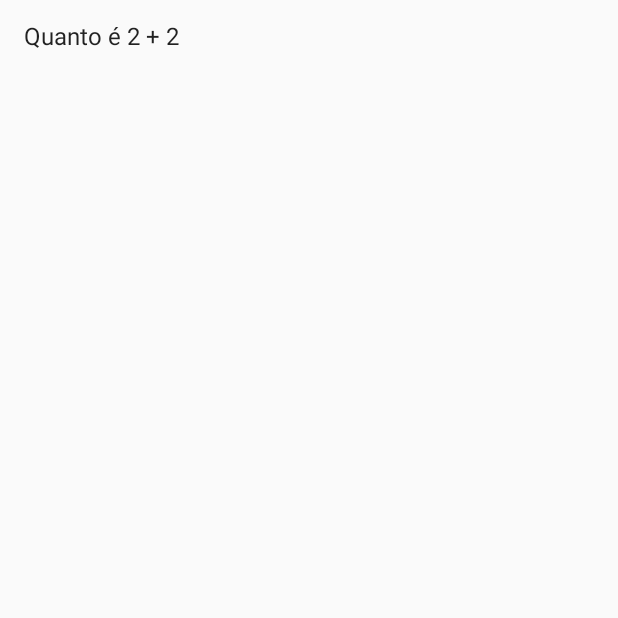
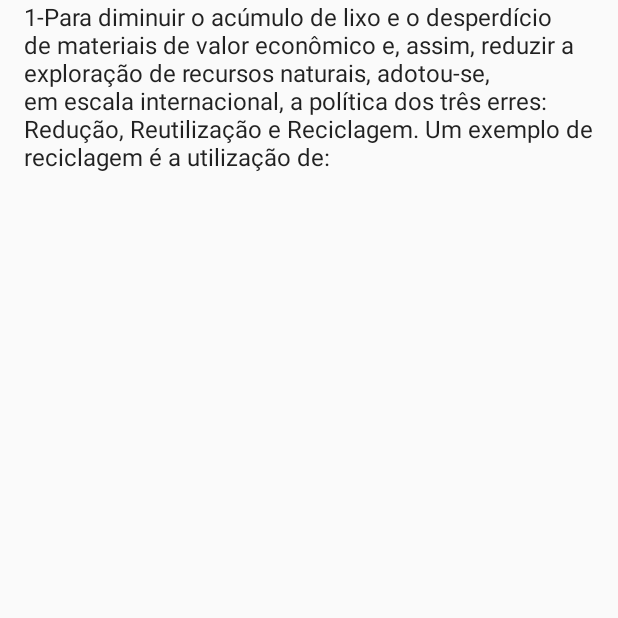
Before and after one commit to leonardoanselmo/AppVestibular, an Android app: the screen it shows after launch (MainActivity), on a phone screen of 412 x 824 dp, the top half of it. Before the commit the part shown is almost empty. Run offline under Robolectric (Android 15) with nearby library versions, the phone set to English and light mode, and no system bars.

Commit message:
Adicionado padrão singletom na classe questão e adicionada uma questão

```diff
--- a/app/src/main/java/com/example/leonardoanselmo/appvestibular/MainActivity.java
+++ b/app/src/main/java/com/example/leonardoanselmo/appvestibular/MainActivity.java
@@ -25,17 +25,16 @@ public class MainActivity extends AppCompatActivity {
         setContentView(R.layout.activity_main);
 
         listView = (ListView) findViewById(R.id.listView);
-        questoes = new Questoes[1];
-        Questoes teste = new Questoes("Quanto é 2 + 2");
-        questoes[0] = teste;
+        questoes =  Questoes.getInstance().listaDeQuestoes();
 
         ArrayAdapter adapter = new ArrayAdapter(this, android.R.layout.simple_list_item_1, questoes);
+        listView.setAdapter(adapter);
 
-        listView.setAdapter(adapter);
         listView.setOnItemClickListener(new AdapterView.OnItemClickListener() {
             @Override
             public void onItemClick(AdapterView<?> parent, View view, int position, long id) {
                 intencao = new Intent(MainActivity.this, ActivityQuestaoSelecionada.class);
+                intencao.putExtra("enunciado", position);
                 startActivity(intencao);
             }
         });
--- a/app/src/main/java/com/example/leonardoanselmo/appvestibular/Questoes.java
+++ b/app/src/main/java/com/example/leonardoanselmo/appvestibular/Questoes.java
@@ -1,5 +1,6 @@
 package com.example.leonardoanselmo.appvestibular;
 
+import java.util.ArrayList;
 import java.util.List;
 
 /**
@@ -8,12 +9,20 @@ import java.util.List;
 
 
 public class Questoes {
+    private static Questoes myself = null;
+    private Questoes[] lista;
 
     private String enuciado;
-    private List<Alternativa> alternativas;
+    private Alternativa[] alternativas;
 
-    public Questoes(String enuciado){
-        this.enuciado = enuciado;
+    private Questoes(){
+    }
+
+    public static Questoes getInstance(){
+        if (myself == null)
+            myself = new Questoes();
+
+        return myself;
     }
     public Alternativa verificarAlternativaCorreta() {
         for (Alternativa alternativa : alternativas) {
@@ -28,4 +37,54 @@ public class Questoes {
     public String toString(){
         return enuciado;
     }
+
+    public Questoes[] listaDeQuestoes(){
+        lista = new Questoes[1];
+        Questoes questoes = new Questoes();
+
+        questoes.setEnuciado("1-Para diminuir o acúmulo de lixo e o desperdício de materiais de valor econômico e, assim, reduzir " +
+                "a exploração de recursos naturais, adotou-se, \n" +
+                "em escala internacional, a política dos três erres: Redução, Reutilização e Reciclagem. Um exemplo de reciclagem é a" +
+                " utilização de:");
+        Alternativa[] listaAlternativas = new Alternativa[5];
+        Alternativa alternativa1 = new Alternativa("A- garrafas de vidro retornáveis para cerveja ou refrigerante.",false);
+        Alternativa alternativa2 = new Alternativa("B- latas de alumínio como material para fabricação de lingotes.",true);
+        Alternativa alternativa3 = new Alternativa("C- sacos plásticos de supermercado como acondicionantes de lixo caseiro.",false);
+        Alternativa alternativa4 = new Alternativa("D- embalagens plásticas vazias e limpas para acondicionar outros alimentos.",false);
+        Alternativa alternativa5 = new Alternativa("E- garrafas PET recortadas em tiras para fabricação de cerdas de vassouras.",false);
+        listaAlternativas[0] = alternativa1;
+        listaAlternativas[1] = alternativa2;
+        listaAlternativas[2] = alternativa3;
+        listaAlternativas[3] = alternativa4;
+        listaAlternativas[4] = alternativa5;
+
+        questoes.setAlternativas(listaAlternativas);
+
+        lista[0] = questoes;
+        return lista;
+    }
+
+    public String getEnuciado() {
+        return enuciado;
+    }
+
+    public void setEnuciado(String enuciado) {
+        this.enuciado = enuciado;
+    }
+
+    public Alternativa[] getAlternativas() {
+        return alternativas;
+    }
+
+    public void setAlternativas(Alternativa[] alternativas) {
+        this.alternativas = alternativas;
+    }
+
+    public Questoes[] getLista() {
+        return lista;
+    }
+
+    public void setLista(Questoes[] lista) {
+        this.lista = lista;
+    }
 }
```
Also changed, not shown: app/src/main/java/com/example/leonardoanselmo/appvestibular/ActivityQuestaoSelecionada.java (+32 -1 lines), app/src/main/res/layout/tela_questao_selecionada.xml (+13 -1 lines).
